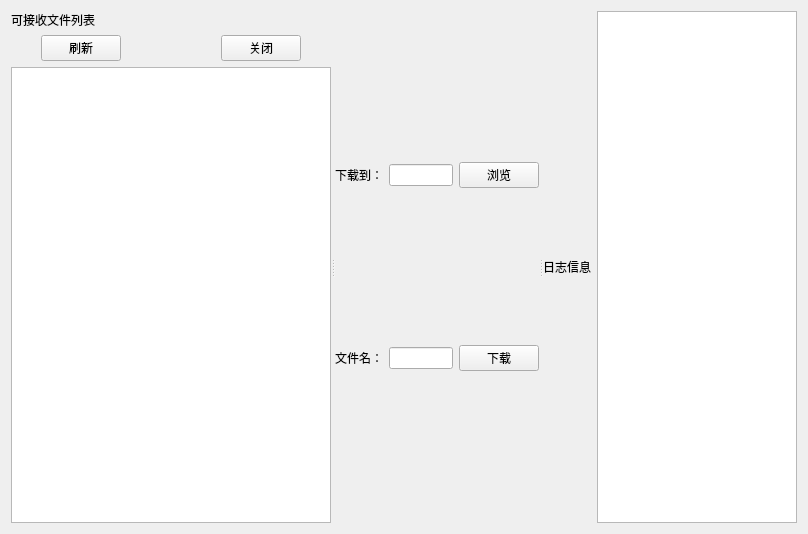
Qt form Client/worker/files_receive_module/filesreceiver.ui (RH211-sys/qt---simple-online-chat-room) before a commit.
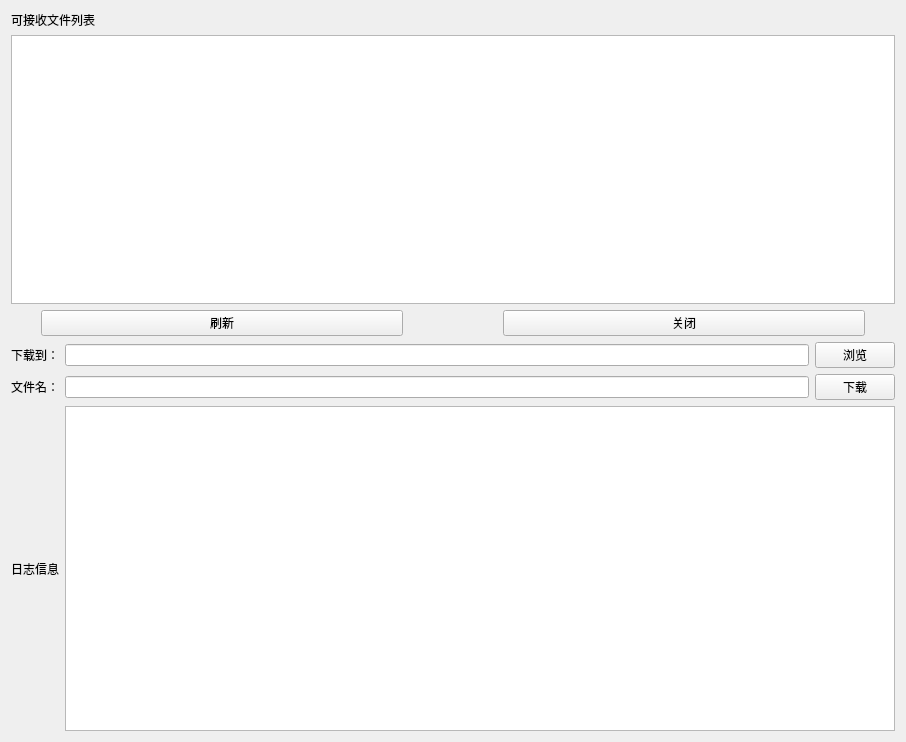
The same form after that commit.

Patch:
```diff
--- a/Client/worker/files_receive_module/filesreceiver.ui
+++ b/Client/worker/files_receive_module/filesreceiver.ui
@@ -6,17 +6,15 @@
    <rect>
     <x>0</x>
     <y>0</y>
-    <width>808</width>
-    <height>534</height>
+    <width>906</width>
+    <height>742</height>
    </rect>
   </property>
   <property name="windowTitle">
    <string>FilesReceiver</string>
   </property>
-  <layout class="QHBoxLayout" name="horizontalLayout_5">
+  <layout class="QVBoxLayout" name="verticalLayout_3">
    <item>
-    <widget class="QSplitter" name="splitter">
-     <widget class="QWidget" name="layoutWidget">
       <layout class="QVBoxLayout" name="verticalLayout_2">
        <item>
         <widget class="QLabel" name="label_3">
@@ -25,6 +23,9 @@
          </property>
         </widget>
        </item>
+     <item>
+      <widget class="QListWidget" name="receivableFilesList"/>
+     </item>
        <item>
         <layout class="QHBoxLayout" name="horizontalLayout_4">
          <property name="spacing">
@@ -52,12 +53,9 @@
          </item>
         </layout>
        </item>
-       <item>
-        <widget class="QListWidget" name="receivableFilesList"/>
-       </item>
-      </layout>
-     </widget>
-     <widget class="QWidget" name="layoutWidget">
+    </layout>
+   </item>
+   <item>
       <layout class="QVBoxLayout" name="verticalLayout">
        <property name="spacing">
         <number>6</number>
@@ -105,8 +103,8 @@
         </layout>
        </item>
       </layout>
-     </widget>
-     <widget class="QWidget" name="layoutWidget">
+   </item>
+   <item>
       <layout class="QHBoxLayout" name="horizontalLayout_3">
        <item>
         <widget class="QLabel" name="label_4">
@@ -119,8 +117,6 @@
         <widget class="QListWidget" name="logInfo"/>
        </item>
       </layout>
-     </widget>
-    </widget>
    </item>
   </layout>
  </widget>
```
Lines whose indentation alone changed are shown as unchanged.
